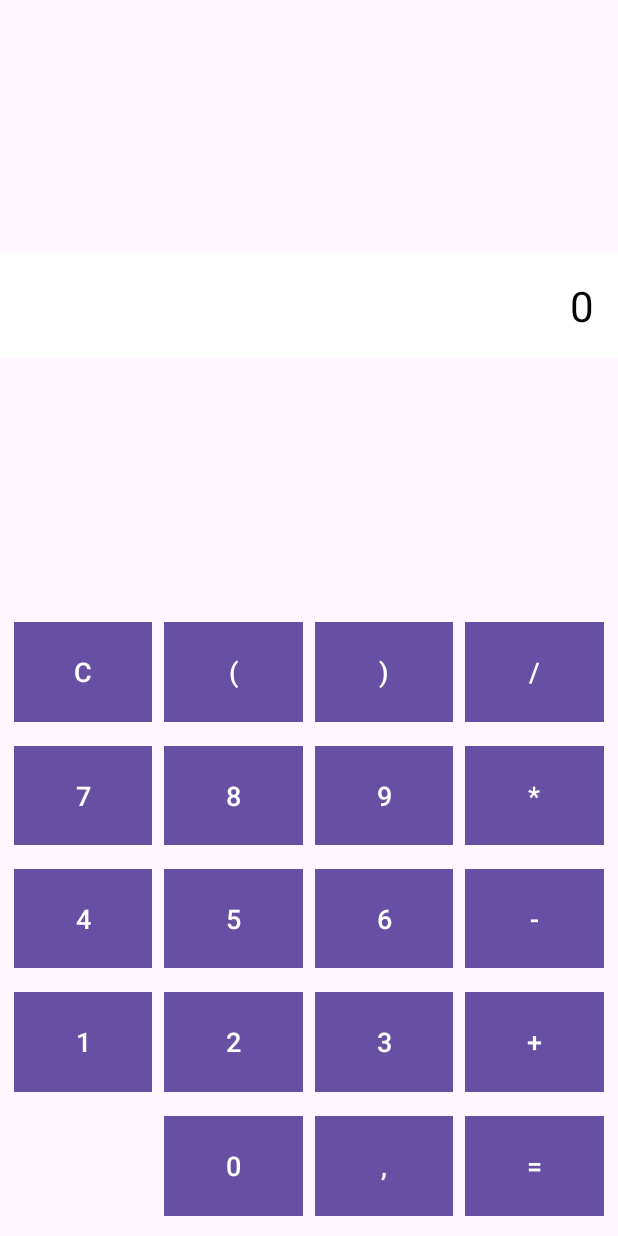
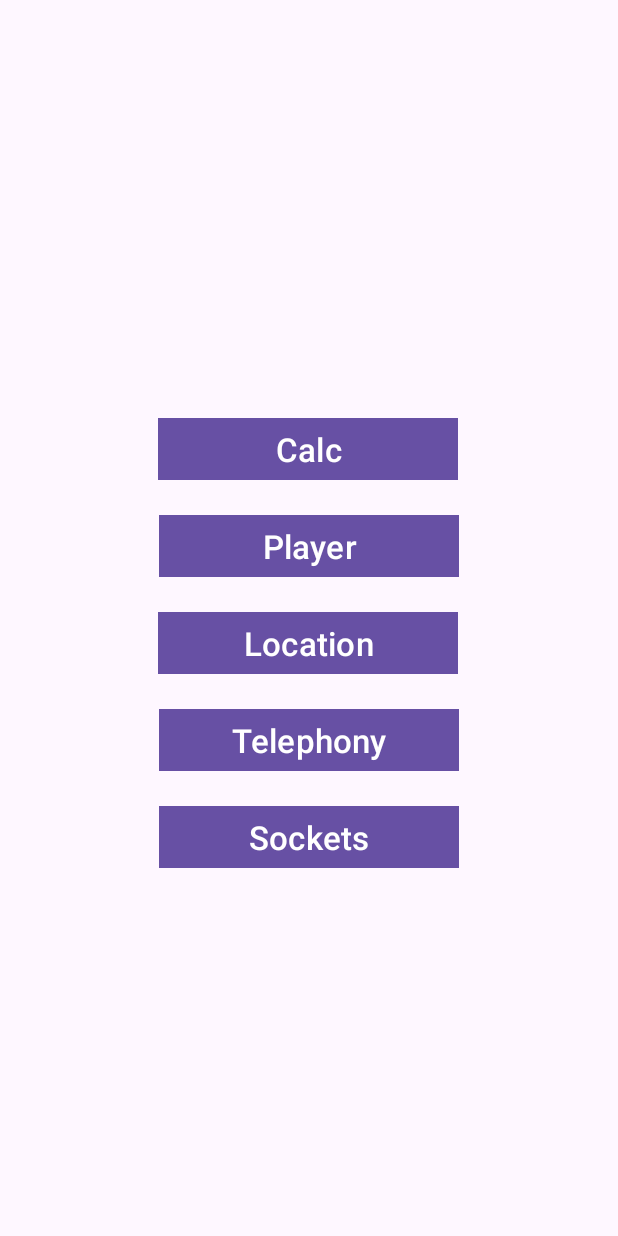
Before and after one commit to FacelessProfile/VProg, an Android app: the screen it shows after launch (MainActivity before the commit, HubActivity after it), on a phone screen of 412 x 824 dp. Run offline under Robolectric (Android 15) with nearby library versions, the phone set to English and light mode, and no system bars.

Commit message:
Hub Creation

```diff
--- a/app/src/main/java/com/UwU/students/MainActivity.kt
+++ b/app/src/main/java/com/UwU/students/CalcActivity.kt
@@ -10,11 +10,11 @@ import androidx.appcompat.app.AppCompatActivity
 import androidx.core.view.ViewCompat
 import androidx.core.view.WindowInsetsCompat
 
-class MainActivity : AppCompatActivity() {
+class CalcActivity : AppCompatActivity() {
     override fun onCreate(savedInstanceState: Bundle?) {
         super.onCreate(savedInstanceState)
         enableEdgeToEdge()
-        setContentView(R.layout.activity_main)
+        setContentView(R.layout.activity_calc)
         ViewCompat.setOnApplyWindowInsetsListener(findViewById(R.id.main)) { v, insets ->
             val systemBars = insets.getInsets(WindowInsetsCompat.Type.systemBars())
             v.setPadding(systemBars.left, systemBars.top, systemBars.right, systemBars.bottom)
--- /dev/null
+++ b/app/src/main/java/com/UwU/students/HubActivity.kt
@@ -0,0 +1,31 @@
+package com.UwU.students
+
+import android.content.Intent
+import android.os.Bundle
+import android.view.View
+import android.widget.Button
+import androidx.activity.enableEdgeToEdge
+import androidx.appcompat.app.AppCompatActivity
+import androidx.core.view.ViewCompat
+import androidx.core.view.WindowInsetsCompat
+
+class HubActivity : AppCompatActivity() {
+    override fun onCreate(savedInstanceState: Bundle?) {
+        super.onCreate(savedInstanceState)
+        enableEdgeToEdge()
+        setContentView(R.layout.activity_hub)
+        ViewCompat.setOnApplyWindowInsetsListener(findViewById(R.id.main)) { v, insets ->
+            val systemBars = insets.getInsets(WindowInsetsCompat.Type.systemBars())
+            v.setPadding(systemBars.left, systemBars.top, systemBars.right, systemBars.bottom)
+            insets
+        }
+    }
+    override fun onResume(){
+        super.onResume()
+        val calc = findViewById<Button>(R.id.CalcTransferBTN)
+        calc.setOnClickListener({
+            val randomIntent = Intent(this, CalcActivity::class.java)
+            startActivity(randomIntent)
+        });
+    }
+}
--- a/app/src/main/res/layout/activity_main.xml
+++ b/app/src/main/res/layout/activity_calc.xml
@@ -5,7 +5,7 @@
     android:id="@+id/main"
     android:layout_width="match_parent"
     android:layout_height="match_parent"
-    tools:context=".MainActivity">
+    tools:context=".CalcActivity">
 
     <TextView
         android:id="@+id/Field"
--- /dev/null
+++ b/app/src/main/res/layout/activity_hub.xml
@@ -0,0 +1,76 @@
+<?xml version="1.0" encoding="utf-8"?>
+<androidx.constraintlayout.widget.ConstraintLayout xmlns:android="http://schemas.android.com/apk/res/android"
+    xmlns:app="http://schemas.android.com/apk/res-auto"
+    xmlns:tools="http://schemas.android.com/tools"
+    android:id="@+id/main"
+    android:layout_width="match_parent"
+    android:layout_height="match_parent"
+    tools:context=".HubActivity">
+
+    <Button
+        android:id="@+id/MediaTransferBTN"
+        android:layout_width="200dp"
+        android:layout_height="wrap_content"
+        android:layout_marginTop="15dp"
+        android:text="Player"
+        android:textSize="22sp"
+        app:cornerRadius="0dp"
+        app:layout_constraintEnd_toEndOf="parent"
+        app:layout_constraintHorizontal_bias="0.501"
+        app:layout_constraintStart_toStartOf="parent"
+        app:layout_constraintTop_toBottomOf="@+id/CalcTransferBTN" />
+
+    <Button
+        android:id="@+id/LocationTransferBTN"
+        android:layout_width="200dp"
+        android:layout_height="wrap_content"
+        android:layout_marginTop="15dp"
+        android:text="Location"
+        android:textSize="22sp"
+        app:cornerRadius="0dp"
+        app:layout_constraintEnd_toEndOf="parent"
+        app:layout_constraintHorizontal_bias="0.497"
+        app:layout_constraintStart_toStartOf="parent"
+        app:layout_constraintTop_toBottomOf="@id/MediaTransferBTN" />
+
+    <Button
+        android:id="@+id/TelTransferBTN"
+        android:layout_width="200dp"
+        android:layout_height="wrap_content"
+        android:layout_marginTop="15dp"
+        android:text="Telephony"
+        android:textSize="22sp"
+        app:cornerRadius="0dp"
+        app:layout_constraintEnd_toEndOf="parent"
+        app:layout_constraintHorizontal_bias="0.501"
+        app:layout_constraintStart_toStartOf="parent"
+        app:layout_constraintTop_toBottomOf="@id/LocationTransferBTN" />
+
+    <Button
+        android:id="@+id/SocketTransferBTN"
+        android:layout_width="200dp"
+        android:layout_height="wrap_content"
+        android:layout_marginTop="15dp"
+        android:text="Sockets"
+        android:textSize="22sp"
+        app:cornerRadius="0dp"
+        app:layout_constraintEnd_toEndOf="parent"
+        app:layout_constraintHorizontal_bias="0.501"
+        app:layout_constraintStart_toStartOf="parent"
+        app:layout_constraintTop_toBottomOf="@id/TelTransferBTN" />
+
+    <Button
+        android:id="@+id/CalcTransferBTN"
+        android:layout_width="200dp"
+        android:layout_height="wrap_content"
+        android:layout_marginBottom="225dp"
+        android:text="Calc"
+        android:textSize="22sp"
+        app:cornerRadius="0dp"
+        app:layout_constraintBottom_toBottomOf="parent"
+        app:layout_constraintEnd_toEndOf="parent"
+        app:layout_constraintHorizontal_bias="0.497"
+        app:layout_constraintStart_toStartOf="parent"
+        app:layout_constraintTop_toTopOf="parent" />
+
+</androidx.constraintlayout.widget.ConstraintLayout>
```
Also changed, not shown: app/src/main/AndroidManifest.xml (+10 -5 lines), app/src/main/java/com/UwU/students/Movable/Interface/DriverClass.kt (added, +25 -0 lines), app/src/main/java/com/UwU/students/Movable/Interface/HumanClass.kt (added, +31 -0 lines), app/src/main/java/com/UwU/students/Movable/Interface/main.kt (added, +65 -0 lines), app/src/main/java/com/UwU/students/Movable/Interface/moveableIface.kt (added, +9 -0 lines), app/src/main/java/com/UwU/students/Movable/driver.kt (added, +109 -0 lines), app/src/main/java/com/UwU/students/Movable/driverMT.kt (added, +126 -0 lines).
